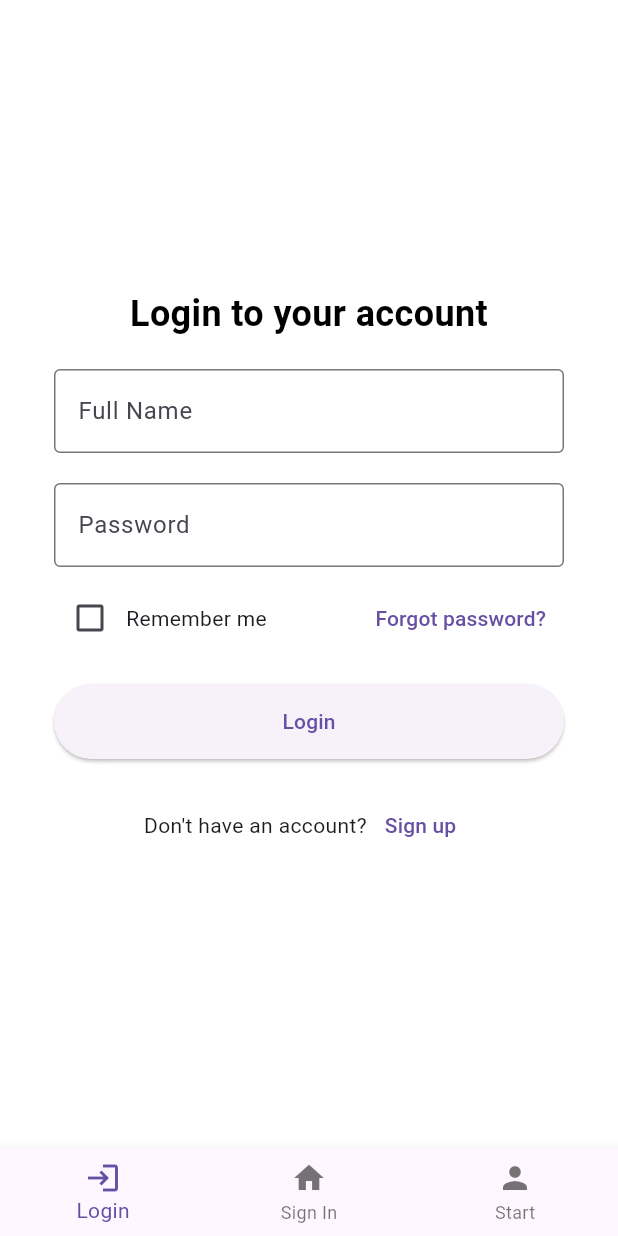
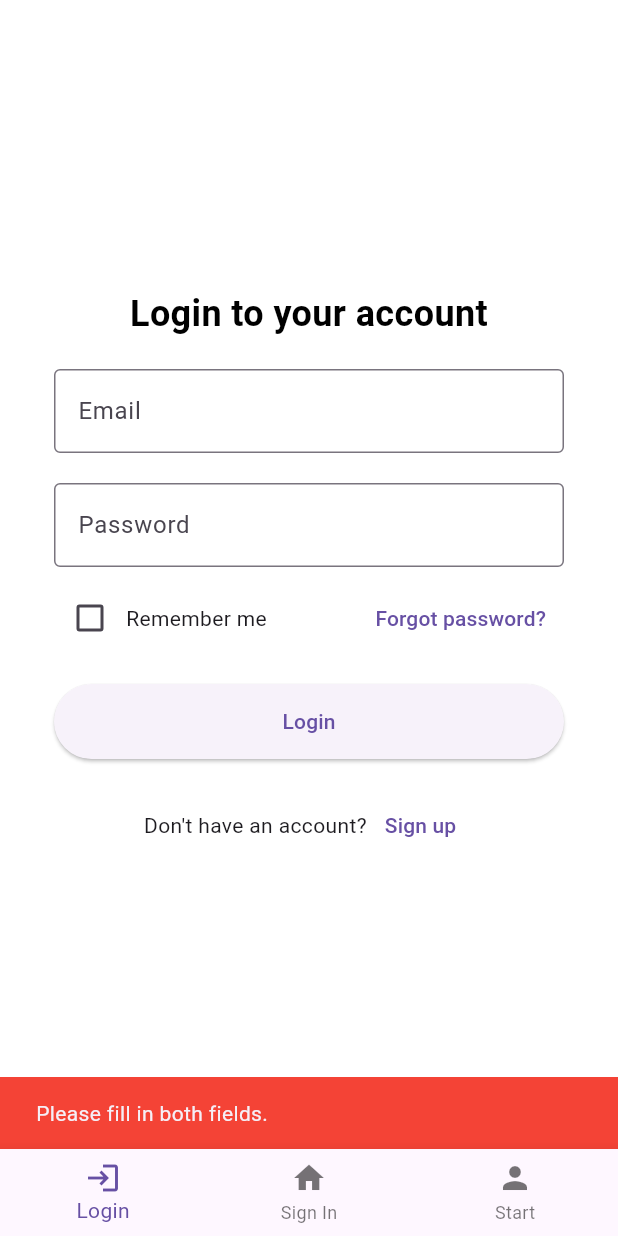
Before and after one commit to gkincs/pawsome_app, a Flutter app: the screen it shows after launch, after a tap on "Login", on a phone screen of 412 x 824 dp. Run offline on Flutter 3.47's test engine with Material 3 defaults, Android fonts, the phone set to English and light mode, and no system bars; our stand-ins replace cloud_firestore, firebase_auth, firebase_core, flutter_bloc, image_picker; accounts and stored records are empty.

Commit message:
add cloud firestore, firebase auth functionality - draft

```diff
--- a/pawsome_app/lib/main.dart
+++ b/pawsome_app/lib/main.dart
@@ -1,25 +1,15 @@
 import 'package:flutter/material.dart';
-//import 'package:pawsome_app/screens/health_info_screen.dart';
+import 'package:firebase_core/firebase_core.dart';
 import 'screens/screen_manager.dart';
 
-void main() {
-  runApp(MyApp());
+void main() async{
+  WidgetsFlutterBinding.ensureInitialized();
+  await Firebase.initializeApp();
+  runApp(Pawsome());
 }
 
-// class MyApp extends StatelessWidget {
-//   @override
-//   Widget build(BuildContext context) {
-//     return MaterialApp(
-//       title: 'My Flutter App',
-//       theme: ThemeData(
-//         primarySwatch: Colors.blue,
-//       ),
-//       home:HealthInfoWidget(),
-//     );
-//   }
-// }
 
-class MyApp extends StatelessWidget {
+class Pawsome extends StatelessWidget {
   @override
   Widget build(BuildContext context) {
     return MaterialApp(
--- /dev/null
+++ b/pawsome_app/lib/repositories/auth_repository.dart
@@ -0,0 +1,21 @@
+import '../services/auth_service.dart';
+
+class AuthRepository {
+  final AuthService _authService;
+
+  AuthRepository(this._authService);
+
+  // Bejelentkezés és felhasználói adat mentése
+  Future<void> loginAndSaveUser(String email, String password, String name, List<String> petIds) async {
+    final user = await _authService.loginUser(email, password);
+    if (user != null) {
+      // Felhasználói adatokat mentünk és hozzáadjuk a kisállatokat
+      await _authService.saveUserData(user.uid, email, name, petIds);
+    }
+  }
+
+  // Kisállat hozzáadása a felhasználóhoz
+  Future<void> addPetToUser(String userId, String petId) async {
+    await _authService.addPetToUser(userId, petId);
+  }
+}
--- a/pawsome_app/lib/screens/login_screen.dart
+++ b/pawsome_app/lib/screens/login_screen.dart
@@ -6,15 +6,47 @@ class LoginWidget extends StatefulWidget {
 }
 
 class _LoginWidgetState extends State<LoginWidget> {
-  final TextEditingController _fullNameController = TextEditingController();
+  final TextEditingController _emailController = TextEditingController();
   final TextEditingController _passwordController = TextEditingController();
   bool _rememberMe = false;
 
   @override
   void dispose() {
-    _fullNameController.dispose();
+    _emailController.dispose();
     _passwordController.dispose();
     super.dispose();
+  }
+
+  void _performLogin() {
+    final email = _emailController.text;
+    final password = _passwordController.text;
+
+    if (email.isEmpty || password.isEmpty) {
+      _showMessage('Please fill in both fields.');
+      return;
+    }
+
+    // if (!RegExp(r'^[^@\s]+@[^@\s]+\.[^@\s]+\$').hasMatch(email)) {
+    //   _showMessage('Please enter a valid email address.');
+    //   return;
+    // }
+
+    // Simulated login logic
+    if (email == 'user@example.com' && password == 'password123') {
+      _showMessage('Login successful!', success: true);
+    } else {
+      _showMessage('Invalid email or password.');
+    }
+  }
+
+  void _showMessage(String message, {bool success = false}) {
+    final color = success ? Colors.green : Colors.red;
+    ScaffoldMessenger.of(context).showSnackBar(
+      SnackBar(
+        content: Text(message),
+        backgroundColor: color,
+      ),
+    );
   }
 
   @override
@@ -44,9 +76,19 @@ class _LoginWidgetState extends State<LoginWidget> {
                           textAlign: TextAlign.center,
                         ),
                         SizedBox(height: 20),
-                        _buildTextField(_fullNameController, 'Full Name', false),
+                        _buildTextField(
+                          _emailController,
+                          'Email',
+                          false,
+                          TextInputType.emailAddress,
+                        ),
                         SizedBox(height: 20),
-                        _buildTextField(_passwordController, 'Password', true),
+                        _buildTextField(
+                          _passwordController,
+                          'Password',
+                          true,
+                          TextInputType.text,
+                        ),
                         SizedBox(height: 10),
                         _buildRememberMeAndForgotPassword(),
                         SizedBox(height: 20),
@@ -65,10 +107,17 @@ class _LoginWidgetState extends State<LoginWidget> {
     );
   }
 
-  Widget _buildTextField(TextEditingController controller, String label, bool isPassword) {
+  Widget _buildTextField(
+    TextEditingController controller,
+    String label,
+    bool isPassword,
+    TextInputType inputType,
+  ) {
     return TextField(
       controller: controller,
       obscureText: isPassword,
+      keyboardType: inputType,
+      textInputAction: isPassword ? TextInputAction.done : TextInputAction.next,
       decoration: InputDecoration(
         labelText: label,
         border: OutlineInputBorder(),
@@ -105,9 +154,7 @@ class _LoginWidgetState extends State<LoginWidget> {
 
   Widget _buildLoginButton() {
     return ElevatedButton(
-      onPressed: () {
-        // Login logic
-      },
+      onPressed: _performLogin,
       child: Text('Login'),
       style: ElevatedButton.styleFrom(
         padding: EdgeInsets.symmetric(vertical: 15),
--- a/pawsome_app/lib/screens/screen_manager.dart
+++ b/pawsome_app/lib/screens/screen_manager.dart
@@ -1,7 +1,15 @@
 import 'package:flutter/material.dart';
-import 'package:pawsome_app/screens/first_step_screen.dart';
+// import 'package:pawsome_app/screens/appointment_screen.dart';
+// import 'package:pawsome_app/screens/expenses_screen.dart';
+// import 'package:pawsome_app/screens/first_step_screen.dart';
 import 'package:pawsome_app/screens/login_screen.dart';
+import 'package:pawsome_app/screens/new_account_screen.dart';
+//mport 'package:pawsome_app/screens/nutrition_diary.dart';
+//import 'activity_screen.dart';
 import 'signin_screen.dart';
+// import 'expenses_screen.dart';
+// import 'appointment_screen.dart';
+//import 'activity_history_screen.dart';
 
 class ScreenManager extends StatefulWidget {
   @override
@@ -13,7 +21,13 @@ class _ScreenManagerState extends State<ScreenManager> {
   final List<Widget> _screens = [
     LoginWidget(),
     SigninWidget(),
-    FirststepWidget(),
+    NewAccountWidget()
+
+    //FirststepWidget(),
+    //NutritionDiaryWidget(),
+    //ActivityScreenWidget(),
+    //ExpensesWidget(),
+    //AppointmentWidget()
     // Add other screens here
   ];
 
```
Also changed, not shown: pawsome_app/lib/bloc/auth_bloc.dart (added, +68 -0 lines), pawsome_app/lib/screens/new_account_screen.dart (+64 -6 lines), pawsome_app/pubspec.yaml (+5 -2 lines), pawsome_app/pubspec.lock, 1 other file.
